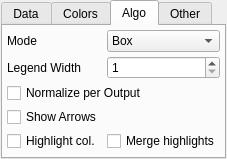
Above: modules/FiAKEr/SensitivitySettings.ui from 3dct/open_iA before the change. Below: the same form after it.
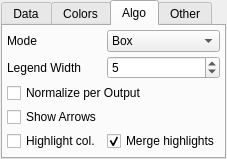
That is the form after the change.

Commit message: Sensitivity: AlgoDetails - legend (width default 5, aliasing for box), store merge highlight setting

What changed in the file:
```diff
--- a/modules/FiAKEr/SensitivitySettings.ui
+++ b/modules/FiAKEr/SensitivitySettings.ui
@@ -252,7 +252,7 @@
           <number>30</number>
          </property>
          <property name="value">
-          <number>1</number>
+          <number>5</number>
          </property>
         </widget>
        </item>
@@ -309,6 +309,9 @@
          <property name="text">
           <string>Merge highlights</string>
          </property>
+         <property name="checked">
+          <bool>true</bool>
+         </property>
         </widget>
        </item>
       </layout>
```
The commit also changes 2 other files.
